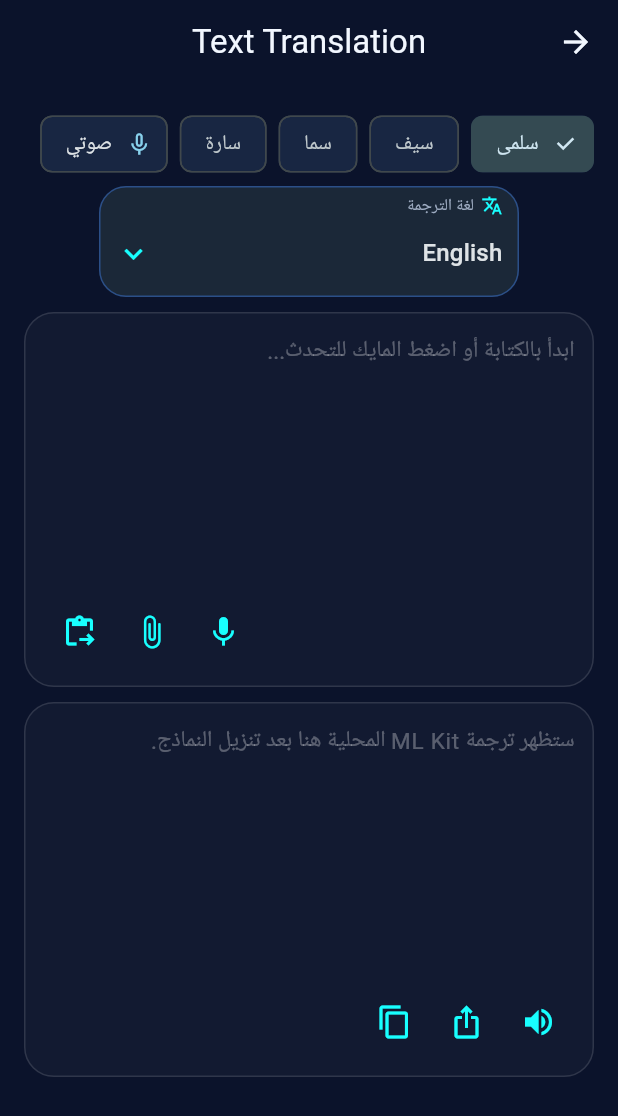
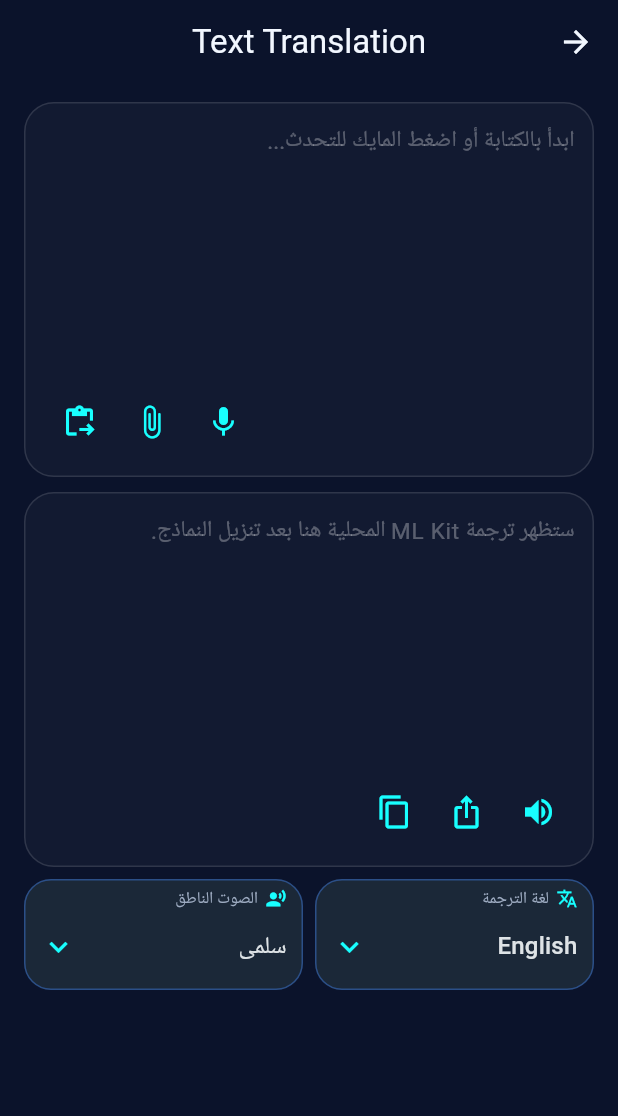
Before and after one commit to magdymeko456-cell/Mirorr_scorpion_v5, a Flutter app: the screen it shows after launch, after a tap on "ترجمة نصية", on a phone screen of 412 x 824 dp. Shown: the top 1116 px of the screen. Run offline on Flutter 3.47's test engine with Material 3 defaults, Android fonts, the phone set to English and light mode, and no system bars; our stand-ins replace audioplayers, file_picker, flutter_svg, flutter_tts, image_picker, pdf and 4 more; missing offline and left inert: chess, flutter_overlay_window, google_mlkit_language_id, google_mlkit_text_recognition, google_mlkit_translation, read_pdf_text and 3 more; generated files the repository leaves out were written again.

Commit message:
ui: move translation language and voice controls below output

```diff
--- a/lib/features/feature_hub_screen.dart
+++ b/lib/features/feature_hub_screen.dart
@@ -549,19 +549,6 @@ Widget build(BuildContext context) {
 return ListView(
       padding: const EdgeInsets.fromLTRB(16, 12, 16, 16),
       children: [
-        VoiceProfileBar(ttsService: _speechService),
-        Center(
-          child: ConstrainedBox(
-            constraints: const BoxConstraints(maxWidth: 280),
-            child: _TranslationLanguageMenu(
-              value: _selectedLanguage,
-              label: 'لغة الترجمة',
-              icon: Icons.translate,
-              onChanged: _selectLanguage,
-            ),
-          ),
-        ),
-        const SizedBox(height: 10),
         _TranslationEditor(
           controller: _input,
           hint: 'ابدأ بالكتابة أو اضغط المايك للتحدث...',
@@ -644,6 +631,22 @@ return ListView(
             }),
           ],
         ),
+        const SizedBox(height: 8),
+        Row(
+          crossAxisAlignment: CrossAxisAlignment.start,
+          children: [
+            Expanded(
+              child: _TranslationLanguageMenu(
+                value: _selectedLanguage,
+                label: 'لغة الترجمة',
+                icon: Icons.translate,
+                onChanged: _selectLanguage,
+              ),
+            ),
+            const SizedBox(width: 8),
+            Expanded(child: _TranslationVoiceMenu(ttsService: _speechService)),
+          ],
+        ),
       ],
     );
   }
@@ -696,6 +699,56 @@ class _TranslationLanguageMenu extends StatelessWidget {
             ),
           ),
         ],
+      ),
+    );
+  }
+}
+
+class _TranslationVoiceMenu extends StatelessWidget {
+  const _TranslationVoiceMenu({required this.ttsService});
+
+  final SystemTtsService ttsService;
+
+  @override
+  Widget build(BuildContext context) {
+    return AnimatedBuilder(
+      animation: ttsService,
+      builder: (context, _) => Container(
+        padding: const EdgeInsets.symmetric(horizontal: 10, vertical: 4),
+        decoration: BoxDecoration(
+          color: const Color(0xFF1B2838),
+          borderRadius: BorderRadius.circular(18),
+          border: Border.all(color: Colors.blueAccent.withValues(alpha: 0.4)),
+        ),
+        child: Column(
+          crossAxisAlignment: CrossAxisAlignment.stretch,
+          children: [
+            const Row(
+              children: [
+                Icon(Icons.record_voice_over, size: 14, color: Colors.cyanAccent),
+                SizedBox(width: 5),
+                Text('الصوت الناطق', style: TextStyle(color: RoyalColors.muted, fontSize: 11)),
+              ],
+            ),
+            DropdownButtonHideUnderline(
+              child: DropdownButton<SystemVoiceProfile>(
+                value: ttsService.selectedProfile,
+                isExpanded: true,
+                dropdownColor: const Color(0xFF1B2838),
+                icon: const Icon(Icons.keyboard_arrow_down, color: Colors.cyanAccent),
+                items: SystemVoiceProfile.values
+                    .map((profile) => DropdownMenuItem(
+                          value: profile,
+                          child: Text(profile.label, overflow: TextOverflow.ellipsis),
+                        ))
+                    .toList(),
+                onChanged: (profile) {
+                  if (profile != null) ttsService.selectProfile(profile);
+                },
+              ),
+            ),
+          ],
+        ),
       ),
     );
   }
```
